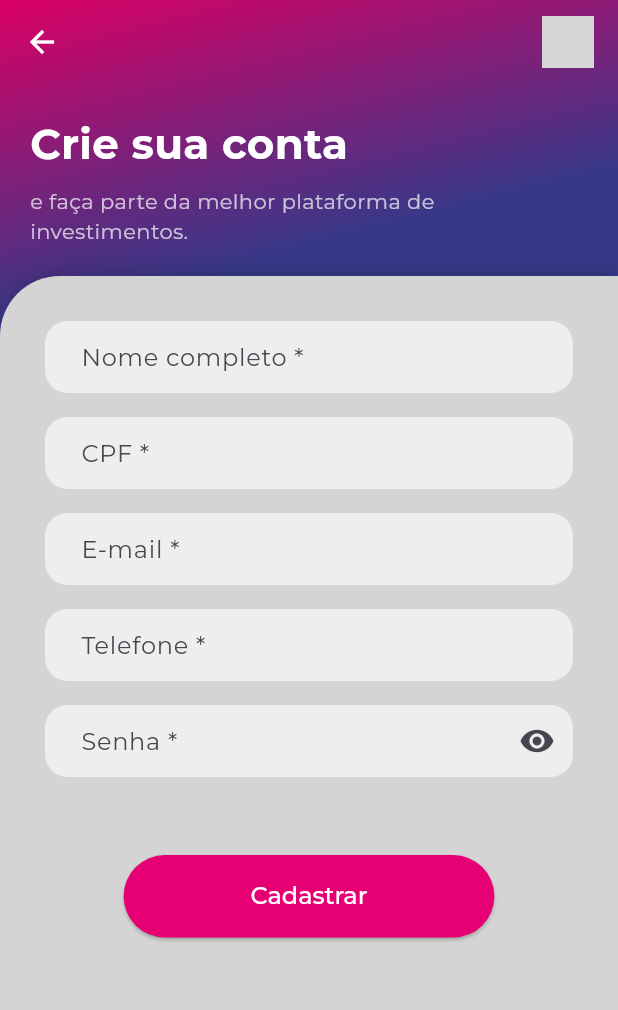
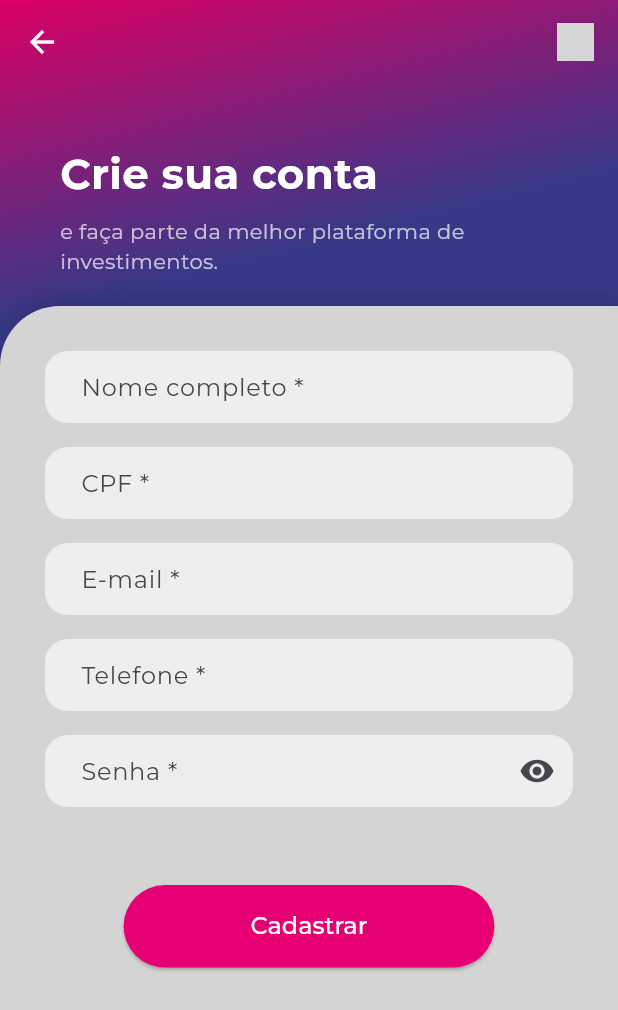
Before and after one commit to EnzoOP1402/ES-PI3-2026-T3-G22, a Flutter app: the screen it shows after launch, after a tap on "Criar conta", on a phone screen of 412 x 824 dp. Shown: the top 1010 px of the screen. Run offline on Flutter 3.47's test engine with Material 3 defaults, Android fonts, the phone set to English and light mode, and no system bars; our stand-ins replace cloud_firestore, firebase_auth, firebase_core, google_fonts, mask_text_input_formatter; accounts and stored records are empty; grey boxes are pictures that could not be loaded.

Commit message:
Integração e ajustes dos estilos da autenticação devidamente concluídos

```diff
--- a/mescla_invest_app/lib/features/auth/presentation/screens/register_screen.dart
+++ b/mescla_invest_app/lib/features/auth/presentation/screens/register_screen.dart
@@ -127,8 +127,8 @@ class _RegisterScreenState extends State<RegisterScreen> {
     // Se estiver carregando, ainda precisamos do AuthLayout para manter o fundo/estilo
     if (_isLoading) {
       return const AuthLayout(
-        title: "Recuperar senha",
-        subtitle: "Insira o e-mail utilizado em seu cadastro para enviarmos um link de recuperação.",
+      title: "Crie sua conta",
+      subtitle: "e faça parte da melhor plataforma de investimentos.",
         child: Center(child: CircularProgressIndicator()),
       );
     }
--- a/mescla_invest_app/lib/features/auth/presentation/screens/welcome_screen.dart
+++ b/mescla_invest_app/lib/features/auth/presentation/screens/welcome_screen.dart
@@ -35,83 +35,54 @@ class WelcomeScreen extends StatelessWidget {
           SafeArea(
             child: Padding(
               padding: const EdgeInsets.all(24),
+              // 1. Forçamos a largura total para que a centralização funcione
+              child: SizedBox(
+                width: double.infinity,
                 child: Column(
+                  crossAxisAlignment: CrossAxisAlignment.center,
                   children: [
                     const Spacer(),
 
-                  // TEXTO
+                    // TEXTO, LOGO e NOME (Mantidos)
+                    const Text("Bem-vindo ao", style: TextStyle(color: Colors.white, fontSize: 18)),
+                    const SizedBox(height: 10),
+                    Image.asset('assets/images/logo_app.png', width: 100),
+                    const SizedBox(height: 10),
                     const Text(
-                    "Bem-vindo ao",
-                    style: TextStyle(
-                      color: Colors.white,
-                      fontSize: 18,
+                      "MesclaInvest",
+                      style: TextStyle(color: Colors.white, fontSize: 24, fontWeight: FontWeight.bold),
+                    ),
+
+                    const Spacer(),
+
+                    // BOTÃO ENTRAR (60% da largura)
+                    SizedBox(
+                      width: MediaQuery.of(context).size.width * 0.6,
+                      height: 55,
+                      child: ElevatedButton(
+                        onPressed: () => Navigator.pushNamed(context, AppRoutes.login),
+                        style: ElevatedButton.styleFrom(
+                          backgroundColor: const Color(0xFFE60073),
+                          shape: RoundedRectangleBorder(borderRadius: BorderRadius.circular(30)),
+                        ),
+                        child: const Text("Entrar", style: TextStyle(color: Colors.white)),
                       ),
                     ),
 
                     const SizedBox(height: 10),
-
-                  //LOGO
-                  Image.asset(
-                    'assets/images/logo_app.png',
-                    width: 100,
-                  ),
-
+                    const Text("ou", style: TextStyle(color: Colors.white70)),
                     const SizedBox(height: 10),
 
-                  const Text(
-                    "MesclaInvest",
-                    style: TextStyle(
-                      color: Colors.white,
-                      fontSize: 24,
-                      fontWeight: FontWeight.bold,
-                    ),
-                  ),
-
-                  const Spacer(),
-
-                  // BOTÃO ENTRAR
+                    // BOTÃO CADASTRO (Ajustado para 60% também, para não quebrar a tela)
                     SizedBox(
-                    width: double.infinity,
+                      width: MediaQuery.of(context).size.width * 0.6,
                       height: 55,
                       child: ElevatedButton(
-                      onPressed: () {
-                        Navigator.pushNamed(context, AppRoutes.login);
-                      },
-                      style: ElevatedButton.styleFrom(
-                        backgroundColor: const Color(0xFFE60073),
-                        shape: RoundedRectangleBorder(
-                          borderRadius: BorderRadius.circular(30),
-                        ),
-                      ),
-                      child: const Text(
-                        "Entrar",
-                          style: TextStyle(
-                            color: Colors.white),
-                      ),
-                    ),
-                  ),
-                  const SizedBox(height: 10),
-                  const Text(
-                    "ou",
-                    style: TextStyle(color: Colors.white70),
-                  ),
-
-                  const SizedBox(height: 10),
-
-                  // BOTÃO CADASTRO
-                  SizedBox(
-                    width: double.infinity,
-                    height: 55,
-                    child: ElevatedButton(
-                      onPressed: () {
-                        Navigator.pushNamed(context, AppRoutes.register);
-                      },
+                        onPressed: () => Navigator.pushNamed(context, AppRoutes.register),
                         style: ElevatedButton.styleFrom(
                           backgroundColor: Colors.grey[300],
                           foregroundColor: Colors.black,
-                        shape: RoundedRectangleBorder(
-                          borderRadius: BorderRadius.circular(30),
-                        ),
+                          shape: RoundedRectangleBorder(borderRadius: BorderRadius.circular(30)),
                         ),
                         child: const Text("Criar conta"),
                       ),
@@ -122,6 +93,7 @@ class WelcomeScreen extends StatelessWidget {
                 ),
               ),
             ),
+          ),
         ],
       ),
     );
--- a/mescla_invest_app/lib/features/auth/presentation/widgets/auth_layout.dart
+++ b/mescla_invest_app/lib/features/auth/presentation/widgets/auth_layout.dart
@@ -28,8 +28,8 @@ class AuthLayout extends StatelessWidget {
               children: [
                 Image.asset(
                   'images/logo_app.png',
-                  width: 35,
-                  height: 35,
+                  width: 25,
+                  height: 25,
                 ),
               ]
           )
@@ -59,19 +59,10 @@ class AuthLayout extends StatelessWidget {
               children: [
                 // TOPO (ALINHADO À ESQUERDA)
                 Padding(
-                  padding: const EdgeInsets.fromLTRB(20, 20, 20, 20),
+                  padding: const EdgeInsets.fromLTRB(40, 40, 20, 20),
                   child: Column(
                     crossAxisAlignment: CrossAxisAlignment.start,
                     children: [
-                      // BOTÃO VOLTAR
-                      // InkWell(
-                      //   onTap: () => Navigator.pop(context),
-                      //   child: const Icon(
-                      //     Icons.arrow_back,
-                      //     color: Colors.white,
-                      //   ),
-                      // ),
-                      // const SizedBox(height: 15),
                       Text(
                         title,
                         textAlign: TextAlign.left,
```
Lines whose indentation alone changed are shown as unchanged.
